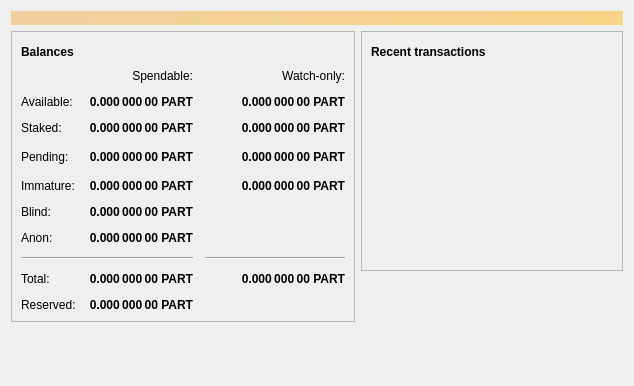
Old version of the form src/qt/forms/overviewpage.ui in the repository vpubchain/vpub-core.
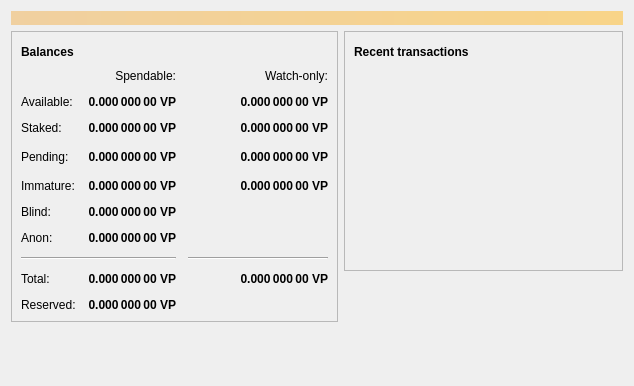
New version of the form. Icons and pictures are not drawn.

Commit message: change 'PART' to 'VP'

What changed in the file:
```diff
--- a/src/qt/forms/overviewpage.ui
+++ b/src/qt/forms/overviewpage.ui
@@ -129,7 +129,7 @@
                <string>Your current staked balance</string>
               </property>
               <property name="text">
-               <string notr="true">0.000 000 00 PART</string>
+               <string notr="true">0.000 000 00 VP</string>
               </property>
               <property name="alignment">
                <set>Qt::AlignRight|Qt::AlignTrailing|Qt::AlignVCenter</set>
@@ -154,7 +154,7 @@
                <string>Your current watch-only staked balance</string>
               </property>
               <property name="text">
-               <string notr="true">0.000 000 00 PART</string>
+               <string notr="true">0.000 000 00 VP</string>
               </property>
               <property name="alignment">
                <set>Qt::AlignRight|Qt::AlignTrailing|Qt::AlignVCenter</set>
@@ -179,7 +179,7 @@
                <string>Mined balance in watch-only addresses that has not yet matured</string>
               </property>
               <property name="text">
-               <string notr="true">0.000 000 00 PART</string>
+               <string notr="true">0.000 000 00 VP</string>
               </property>
               <property name="alignment">
                <set>Qt::AlignRight|Qt::AlignTrailing|Qt::AlignVCenter</set>
@@ -217,7 +217,7 @@
                <string>Mined balance that has not yet matured</string>
               </property>
               <property name="text">
-               <string notr="true">0.000 000 00 PART</string>
+               <string notr="true">0.000 000 00 VP</string>
               </property>
               <property name="alignment">
                <set>Qt::AlignRight|Qt::AlignTrailing|Qt::AlignVCenter</set>
@@ -242,7 +242,7 @@
                <string>Unconfirmed transactions to watch-only addresses</string>
               </property>
               <property name="text">
-               <string notr="true">0.000 000 00 PART</string>
+               <string notr="true">0.000 000 00 VP</string>
               </property>
               <property name="alignment">
                <set>Qt::AlignRight|Qt::AlignTrailing|Qt::AlignVCenter</set>
@@ -267,7 +267,7 @@
                <string>Total of transactions that have yet to be confirmed, and do not yet count toward the spendable balance</string>
               </property>
               <property name="text">
-               <string notr="true">0.000 000 00 PART</string>
+               <string notr="true">0.000 000 00 VP</string>
               </property>
               <property name="alignment">
                <set>Qt::AlignRight|Qt::AlignTrailing|Qt::AlignVCenter</set>
@@ -318,7 +318,7 @@
                <string>Current total balance in watch-only addresses</string>
               </property>
               <property name="text">
-               <string notr="true">0.000 000 00 PART</string>
+               <string notr="true">0.000 000 00 VP</string>
               </property>
               <property name="alignment">
                <set>Qt::AlignRight|Qt::AlignTrailing|Qt::AlignVCenter</set>
@@ -350,7 +350,7 @@
                <string>Your current total balance</string>
               </property>
               <property name="text">
-               <string notr="true">0.000 000 00 PART</string>
+               <string notr="true">0.000 000 00 VP</string>
               </property>
               <property name="alignment">
                <set>Qt::AlignRight|Qt::AlignTrailing|Qt::AlignVCenter</set>
@@ -406,7 +406,7 @@
                <string>Your current balance in watch-only addresses</string>
               </property>
               <property name="text">
-               <string notr="true">0.000 000 00 PART</string>
+               <string notr="true">0.000 000 00 VP</string>
               </property>
               <property name="alignment">
                <set>Qt::AlignRight|Qt::AlignTrailing|Qt::AlignVCenter</set>
@@ -455,7 +455,7 @@
                <string>Your current spendable blinded balance</string>
               </property>
               <property name="text">
-               <string notr="true">0.000 000 00 PART</string>
+               <string notr="true">0.000 000 00 VP</string>
               </property>
               <property name="alignment">
                <set>Qt::AlignRight|Qt::AlignTrailing|Qt::AlignVCenter</set>
@@ -487,7 +487,7 @@
                <string>Your current spendable anon balance</string>
               </property>
               <property name="text">
-               <string notr="true">0.000 000 00 PART</string>
+               <string notr="true">0.000 000 00 VP</string>
               </property>
               <property name="alignment">
                <set>Qt::AlignRight|Qt::AlignTrailing|Qt::AlignVCenter</set>
@@ -512,7 +512,7 @@
                <string>Your current spendable balance</string>
               </property>
               <property name="text">
-               <string notr="true">0.000 000 00 PART</string>
+               <string notr="true">0.000 000 00 VP</string>
               </property>
               <property name="alignment">
                <set>Qt::AlignRight|Qt::AlignTrailing|Qt::AlignVCenter</set>
@@ -544,7 +544,7 @@
                <string>Your current spendable balance</string>
               </property>
               <property name="text">
-               <string notr="true">0.000 000 00 PART</string>
+               <string notr="true">0.000 000 00 VP</string>
               </property>
               <property name="alignment">
                <set>Qt::AlignRight|Qt::AlignTrailing|Qt::AlignVCenter</set>
```
The commit also changes 11 other files.
